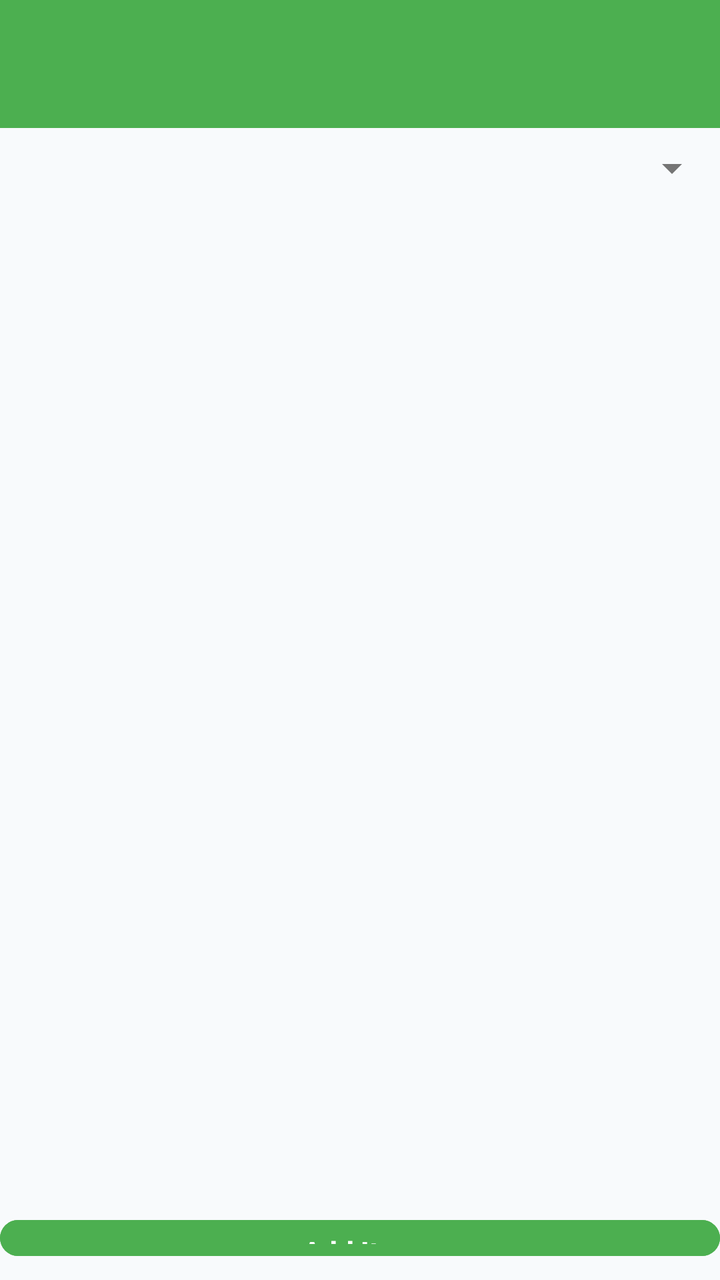
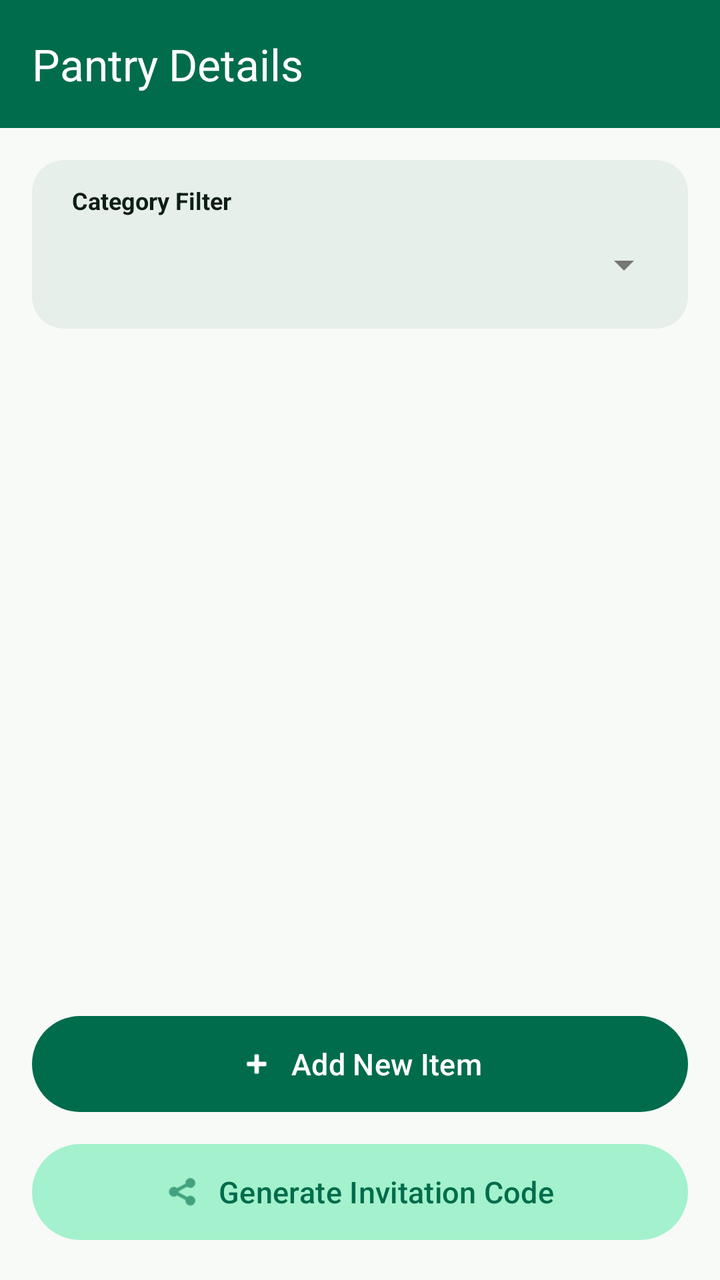

Two renders of the same Android screen: before a commit and after it. Below are the layout's source before the change and the commit's diff.
<!-- AndroidManifest.xml: application theme Theme.PantryMinder -->
<!-- res/layout/activity_pantry_detail.xml -->
<?xml version="1.0" encoding="utf-8"?>
<LinearLayout xmlns:android="http://schemas.android.com/apk/res/android"
    xmlns:app="http://schemas.android.com/apk/res-auto"
    android:layout_width="match_parent"
    android:layout_height="match_parent"
    android:orientation="vertical"
    android:background="#F8FAFC">

    <androidx.appcompat.widget.Toolbar
        android:id="@+id/toolbar"
        android:layout_width="match_parent"
        android:layout_height="?attr/actionBarSize"
        android:background="#4CAF50"
        app:titleTextColor="#FFFFFF"
        android:theme="@style/ThemeOverlay.AppCompat.Dark.ActionBar" />

    <Spinner
        android:id="@+id/categorySpinner"
        android:layout_width="match_parent"
        android:layout_height="wrap_content"
        android:layout_marginTop="8dp"
    android:layout_marginBottom="10dp" />

    <androidx.recyclerview.widget.RecyclerView
        android:id="@+id/items_recycler_view"
        android:layout_width="376dp"
        android:layout_height="500dp"
        android:clipToPadding="false"
        android:padding="8dp" />

    <LinearLayout
        android:layout_width="match_parent"
        android:layout_height="wrap_content"
        android:orientation="vertical">

        <com.google.android.material.button.MaterialButton
            android:id="@+id/btn_add_item"
            android:layout_width="match_parent"
            android:layout_height="wrap_content"
            android:layout_marginBottom="8dp"
            android:backgroundTint="#4CAF50"
            android:text="Add Item"
            android:textColor="#FFFFFF"
            android:textStyle="bold" />

        <com.google.android.material.button.MaterialButton
            android:id="@+id/btn_generate_code"
            android:layout_width="match_parent"
            android:layout_height="wrap_content"
            android:text="Generate Invitation Code"
            android:backgroundTint="#388E3C"
            android:textColor="#FFFFFF"
            android:textStyle="bold" />
    </LinearLayout>

</LinearLayout>
<!-- resources referenced by this layout -->
<resources>
  <style name="Theme.PantryMinder" parent="Theme.Material3.Light.NoActionBar">
          
          <item name="colorPrimary">#4CAF50</item>
          <item name="colorPrimaryDark">#388E3C</item>
          <item name="colorAccent">#4CAF50</item>
  
          
          <item name="android:windowBackground">#FFFFFF</item>
          <item name="android:navigationBarColor">#FFFFFF</item>
          <item name="android:statusBarColor">#388E3C</item>
  
          
          <item name="android:textColorPrimary">#212121</item>
          <item name="android:textColorSecondary">#757575</item>
  
          
          <item name="materialButtonStyle">@style/Widget.PantryMinder.Button</item>
          <item name="android:buttonStyle">@style/Widget.PantryMinder.Button</item>
      </style>
  <style name="Widget.PantryMinder.Button" parent="Widget.Material3.Button">
          <item name="backgroundTint">#4CAF50</item>
          <item name="android:textColor">#FFFFFF</item>
          <item name="cornerRadius">12dp</item>
      </style>
</resources>

<!-- the commit's change to res/layout/activity_pantry_detail.xml (unified diff, before → after) -->
@@ -3,54 +3,103 @@
     xmlns:app="http://schemas.android.com/apk/res-auto"
     android:layout_width="match_parent"
     android:layout_height="match_parent"
-    android:orientation="vertical"
-    android:background="#F8FAFC">
+    android:background="#F8FAF8"
+    android:fitsSystemWindows="true"
+    android:orientation="vertical">
 
-    <androidx.appcompat.widget.Toolbar
+    
+    <com.google.android.material.appbar.MaterialToolbar
         android:id="@+id/toolbar"
         android:layout_width="match_parent"
         android:layout_height="?attr/actionBarSize"
-        android:background="#4CAF50"
-        app:titleTextColor="#FFFFFF"
-        android:theme="@style/ThemeOverlay.AppCompat.Dark.ActionBar" />
-
-    <Spinner
-        android:id="@+id/categorySpinner"
-        android:layout_width="match_parent"
-        android:layout_height="wrap_content"
-        android:layout_marginTop="8dp"
-    android:layout_marginBottom="10dp" />
-
-    <androidx.recyclerview.widget.RecyclerView
-        android:id="@+id/items_recycler_view"
-        android:layout_width="376dp"
-        android:layout_height="500dp"
-        android:clipToPadding="false"
-        android:padding="8dp" />
+        android:background="#006C4C"
+        android:elevation="0dp"
+        app:title="Pantry Details"
+        app:titleTextColor="#FFFFFF" />
 
     <LinearLayout
         android:layout_width="match_parent"
-        android:layout_height="wrap_content"
-        android:orientation="vertical">
+        android:layout_height="match_parent"
+        android:orientation="vertical"
+        android:padding="16dp">
 
-        <com.google.android.material.button.MaterialButton
-            android:id="@+id/btn_add_item"
+        
+        <com.google.android.material.card.MaterialCardView
             android:layout_width="match_parent"
             android:layout_height="wrap_content"
-            android:layout_marginBottom="8dp"
-            android:backgroundTint="#4CAF50"
-            android:text="Add Item"
-            android:textColor="#FFFFFF"
-            android:textStyle="bold" />
+            android:layout_marginBottom="12dp"
+            app:cardBackgroundColor="#E6EFEA"
+            app:cardCornerRadius="16dp"
+            app:cardElevation="0dp"
+            app:strokeWidth="0dp">
 
-        <com.google.android.material.button.MaterialButton
-            android:id="@+id/btn_generate_code"
+            <LinearLayout
+                android:layout_width="match_parent"
+                android:layout_height="wrap_content"
+                android:orientation="vertical"
+                android:padding="8dp">
+
+                <TextView
+                    android:layout_width="wrap_content"
+                    android:layout_height="wrap_content"
+                    android:layout_marginStart="12dp"
+                    android:layout_marginTop="4dp"
+                    android:text="Category Filter"
+                    android:textColor="#0F1D17"
+                    android:textSize="12sp"
+                    android:textStyle="bold" />
+
+                <Spinner
+                    android:id="@+id/categorySpinner"
+                    android:layout_width="match_parent"
+                    android:layout_height="48dp"
+                    android:paddingStart="4dp" />
+            </LinearLayout>
+        </com.google.android.material.card.MaterialCardView>
+
+        
+        <androidx.recyclerview.widget.RecyclerView
+            android:id="@+id/items_recycler_view"
+            android:layout_width="match_parent"
+            android:layout_height="0dp"
+            android:layout_weight="1"
+            android:clipToPadding="false"
+            android:paddingBottom="8dp" />
+
+        
+        <LinearLayout
             android:layout_width="match_parent"
             android:layout_height="wrap_content"
-            android:text="Generate Invitation Code"
-            android:backgroundTint="#388E3C"
-            android:textColor="#FFFFFF"
-            android:textStyle="bold" />
+            android:layout_marginTop="8dp"
+            android:orientation="vertical">
+
+            <com.google.android.material.button.MaterialButton
+                android:id="@+id/btn_add_item"
+                android:layout_width="match_parent"
+                android:layout_height="56dp"
+                android:layout_marginBottom="8dp"
+                android:text="Add New Item"
+                android:textColor="#FFFFFF"
+                android:textSize="15sp"
+                app:backgroundTint="#006C4C"
+                app:cornerRadius="28dp"
+                app:icon="@android:drawable/ic_input_add"
+                app:iconGravity="textStart"
+                app:iconTint="#FFFFFF" />
+
+            <com.google.android.material.button.MaterialButton
+                android:id="@+id/btn_generate_code"
+                style="@style/Widget.Material3.Button.TonalButton"
+                android:layout_width="match_parent"
+                android:layout_height="56dp"
+                android:text="Generate Invitation Code"
+                android:textColor="#006C4C"
+                android:textSize="15sp"
+                app:backgroundTint="#A3F2CD"
+                app:cornerRadius="28dp"
+                app:icon="@android:drawable/ic_menu_share"
+                app:iconGravity="textStart"
+                app:iconTint="#006C4C" />
+        </LinearLayout>
     </LinearLayout>
-
 </LinearLayout>
<!-- resource entries referenced after the edit -->
@@ -1,6 +1,8 @@
 <!-- resources referenced by this layout -->
 <resources>
   <style name="Theme.PantryMinder" parent="Theme.Material3.Light.NoActionBar">
+          <item name="android:fitsSystemWindows">true</item>
+          <item name="android:windowLightStatusBar">false</item>
           
           <item name="colorPrimary">#4CAF50</item>
           <item name="colorPrimaryDark">#388E3C</item>
